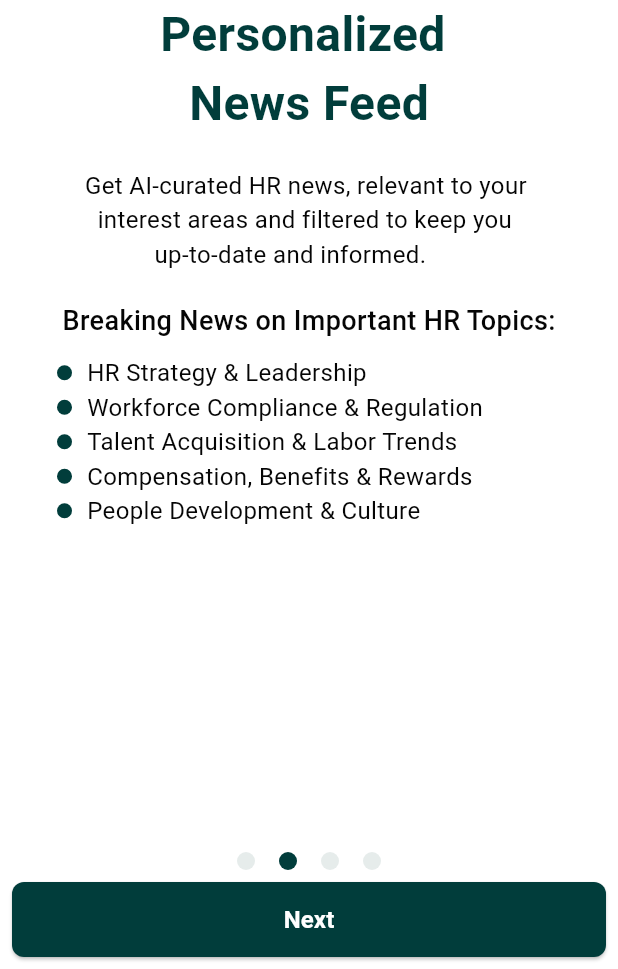
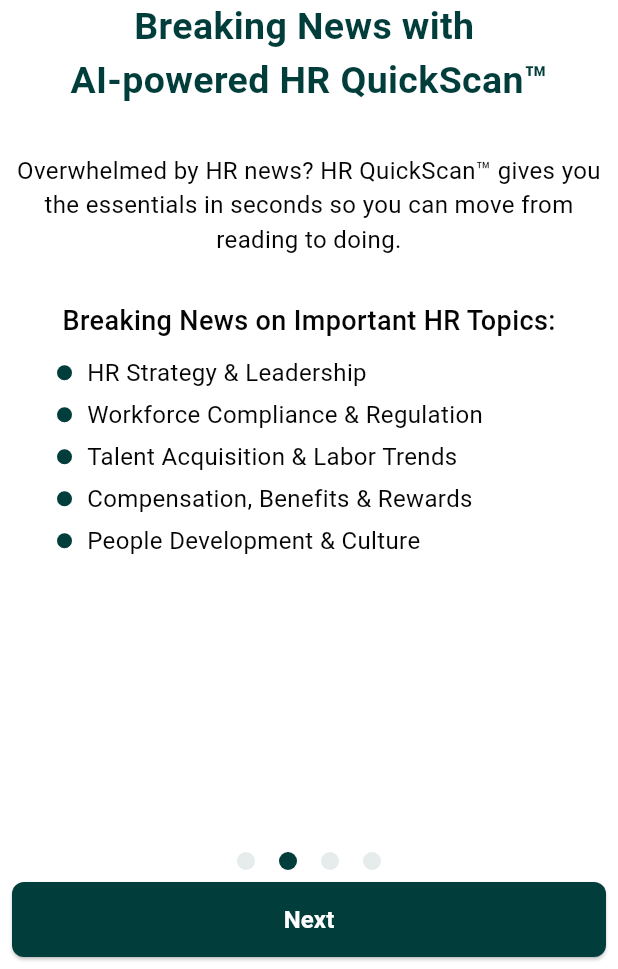
Before and after one commit to Motasim-Fuad/HRlynxClient, a Flutter app: the SecondSplash screen opened directly, on a phone screen of 412 x 824 dp, the part 267-1236 px from its top. Run offline on Flutter 3.47's test engine with Material 3 defaults, Android fonts, the phone set to English and light mode, and no system bars; our stand-ins replace audioplayers, cached_network_image, firebase_auth, firebase_core, firebase_messaging, flutter_svg and 5 more; missing offline and left inert: flutter_stripe, record; accounts and stored records are empty; network calls fail.

```diff
--- a/lib/app/api_servies/api_Constant.dart
+++ b/lib/app/api_servies/api_Constant.dart
@@ -1,4 +1,4 @@
 class ApiConstants {
-  static const String baseUrl = "https://stadium-fuji-divided-charts.trycloudflare.com";
-  static const String wsBaseUrl = "ws://stadium-fuji-divided-charts.trycloudflare.com";
+  static const String baseUrl = "https://offset-sustainability-examinations-customs.trycloudflare.com";
+  static const String wsBaseUrl = "ws://offset-sustainability-examinations-customs.trycloudflare.com";
 }
--- a/lib/app/modules/chat/caht_view.dart
+++ b/lib/app/modules/chat/caht_view.dart
@@ -178,7 +178,7 @@ class ChatView extends StatelessWidget {
       return Scaffold(
         body: Column(
           children: [
-              SizedBox(height: 20,),
+            SizedBox(height: 20,),
             Container(
               padding: EdgeInsets.all(12),
               margin: EdgeInsets.symmetric(horizontal: 16, vertical: 10),
--- a/lib/app/modules/chat/widget/voice_message_widget.dart
+++ b/lib/app/modules/chat/widget/voice_message_widget.dart
@@ -317,6 +317,7 @@ class _VoiceMessageBubbleState extends State<VoiceMessageBubble>
   void _handlePlayPause() async {
     if (widget.voiceUrl == null || widget.voiceUrl!.isEmpty) {
       _showErrorSnackbar("Voice file not available");
+      print("Voice file not available");
       return;
     }
 
--- a/lib/app/modules/profile/porfile_view.dart
+++ b/lib/app/modules/profile/porfile_view.dart
@@ -389,7 +389,7 @@ class ProfileView extends StatelessWidget {
               // ),
 
               _buildMenuItem(
-                icon: Icons.insert_drive_file_outlined,
+                icon: Icons.local_police_outlined,
                 title: 'Privacy Policy',
                 onTap: () => Get.to(PrivacyPolicy()),
               ),
--- a/lib/app/modules/splash_screen/second_splash.dart
+++ b/lib/app/modules/splash_screen/second_splash.dart
@@ -1,9 +1,9 @@
-
 import 'package:flutter/material.dart';
 import 'package:get/get.dart';
 import 'package:hr/app/common_widgets/button.dart';
 import 'package:hr/app/common_widgets/splash_text.dart';
-import 'package:hr/app/modules/splash_screen/third_splash.dart' show ThirdSplash;
+import 'package:hr/app/modules/splash_screen/third_splash.dart'
+    show ThirdSplash;
 import 'package:hr/app/utils/app_colors.dart';
 import 'package:hr/app/utils/app_images.dart';
 import 'package:hr/app/utils/app_text.dart';
@@ -19,33 +19,37 @@ class SecondSplash extends StatelessWidget {
         padding: const EdgeInsets.all(8.0),
         child: Column(
           crossAxisAlignment: CrossAxisAlignment.center,
+          mainAxisAlignment: MainAxisAlignment.center,
           children: [
-            Image.asset(AppImages.splash, height: 170,),
+
+            Image.asset(AppImages.splash, height: 170),
             Text(
-              'Personalized ',
+              'Breaking News with ',
               style: TextStyle(
                 fontWeight: FontWeight.w600,
-                fontSize: 32,
-                color: AppColors.primarycolor,
-              ),
-            ),   Text(
-              'News Feed',
-              style: TextStyle(
-                fontWeight: FontWeight.w600,
-                fontSize: 32,
+                fontSize: 25,
                 color: AppColors.primarycolor,
               ),
             ),
-            SizedBox(height: 20),
             Text(
-              AppText.secondsplash,
+              'AI-powered HR QuickScan™',
+              style: TextStyle(
+                fontWeight: FontWeight.w600,
+                fontSize: 25,
+                color: AppColors.primarycolor,
+              ),
+            ),
+            SizedBox(height: 30),
+            Text(
+              'Overwhelmed by HR news? HR QuickScan™ gives you the essentials in seconds so you can move from reading to doing.',textAlign: TextAlign.center,
               style: TextStyle(
                 fontWeight: FontWeight.w400,
                 fontSize: 16,
                 color: Color(0xFF050505),
+
               ),
             ),
-            SizedBox(height: 20),
+            SizedBox(height: 30),
             Row(
               mainAxisAlignment: MainAxisAlignment.center,
               children: [
@@ -62,11 +66,14 @@ class SecondSplash extends StatelessWidget {
 
             SizedBox(height: 10),
             SplashText(text: 'HR Strategy & Leadership'),
+            SizedBox(height: 5),
             SplashText(text: 'Workforce Compliance & Regulation'),
+            SizedBox(height: 5),
             SplashText(text: 'Talent Acquisition & Labor Trends'),
+            SizedBox(height: 5),
             SplashText(text: 'Compensation, Benefits & Rewards'),
+            SizedBox(height: 5),
             SplashText(text: 'People Development & Culture'),
-
 
             Spacer(),
             Row(
@@ -118,7 +125,12 @@ class SecondSplash extends StatelessWidget {
                 ),
               ],
             ),
-            Button(title: 'Next',onTap: (){ Get.offAll(ThirdSplash());},),
+            Button(
+              title: 'Next',
+              onTap: () {
+                Get.offAll(ThirdSplash());
+              },
+            ),
           ],
         ),
       ),
--- a/lib/app/utils/app_text.dart
+++ b/lib/app/utils/app_text.dart
@@ -1,4 +1,4 @@
 class AppText {
   static const String secondsplash =
-      'Get AI-curated HR news, relevant to your \n  interest areas and filtered to keep you \n           up-to-date and informed.';
+      'Overwhelmed by HR news? HR QuickScan™ gives you the essentials in seconds so you can move from reading to doing.';
 }
```
Also changed, not shown: lib/app/model/chat/session_chat_model.dart (+33 -25 lines), lib/app/modules/chat/voice_service_controller.dart (+6 -2 lines), lib/app/modules/congratulaion_screen/congratulation_view.dart (+7 -7 lines), lib/app/modules/news/news_detail/news_detail_page_view.dart (+85 -16 lines), lib/app/modules/news/news_view.dart (+18 -1 lines), lib/app/modules/notification/notification_view.dart (+15 -15 lines), lib/app/modules/payment/payment_view.dart (+8 -6 lines), lib/app/modules/splash_screen/splash_screen.dart (+4 -4 lines).
